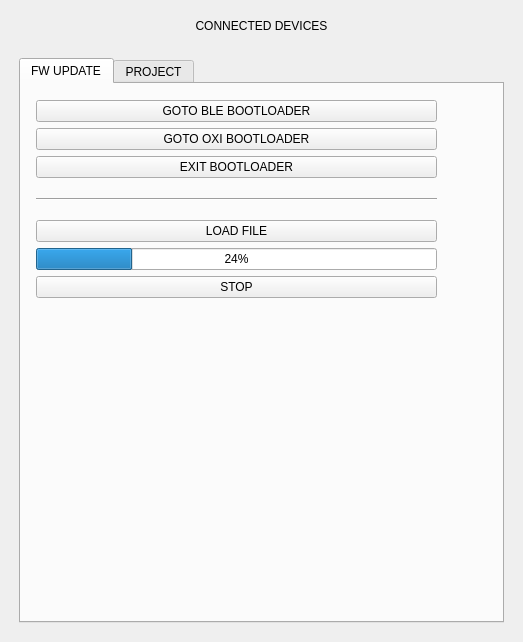
First picture: the form in mainwindow.ui, repository OXI-Instruments/OXI-Desktop, before the edit.
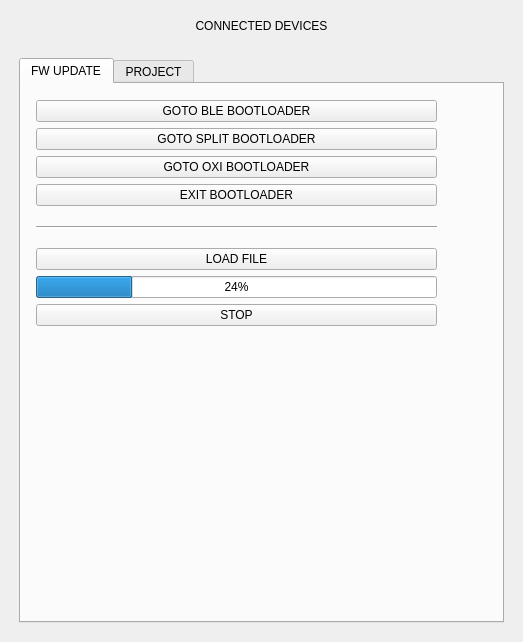
Second picture: the form after the edit. The open tabs and pages were chosen to show the change.

Commit message: Updated for OXI Split

```diff
--- a/mainwindow.ui
+++ b/mainwindow.ui
@@ -62,7 +62,7 @@
             <x>10</x>
             <y>10</y>
             <width>411</width>
-            <height>214</height>
+            <height>243</height>
            </rect>
           </property>
           <layout class="QVBoxLayout" name="verticalLayout">
@@ -91,6 +91,13 @@
              </property>
             </widget>
            </item>
+           <item>
+            <widget class="QPushButton" name="gotoSPLITBootloaderButton">
+             <property name="text">
+              <string>GOTO SPLIT BOOTLOADER</string>
+             </property>
+            </widget>
+           </item>
            <item>
             <widget class="QPushButton" name="gotoOXIBootloaderButton">
              <property name="text">
```
Left out of the diff: 4 changed lines with no effect on the pictures. The commit also changes 6 other files.
